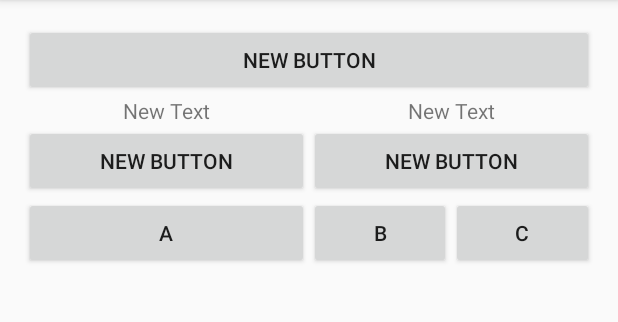
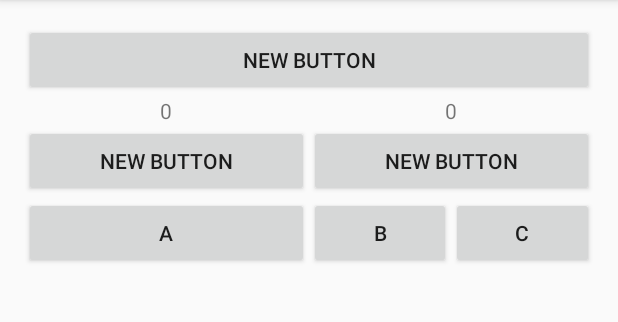
Before and after one commit to Matei94/PracticalTest01, an Android app: the screen it shows after launch (PracticalTest01MainActivity), on a phone screen of 412 x 824 dp, the part 84-406 px from its top. Run offline under Robolectric (Android 15) with nearby library versions, the phone set to English and light mode, and no system bars.

Commit message:
add save and restore state

```diff
--- a/PracticalTest01/app/src/main/java/practicaltest01/eim/systems/cs/pub/ro/practicaltest01/PracticalTest01MainActivity.java
+++ b/PracticalTest01/app/src/main/java/practicaltest01/eim/systems/cs/pub/ro/practicaltest01/PracticalTest01MainActivity.java
@@ -7,6 +7,7 @@ import android.os.Bundle;
 import android.util.Log;
 import android.view.View;
 import android.widget.Button;
+import android.widget.TextView;
 import android.widget.Toast;
 
 public class PracticalTest01MainActivity extends AppCompatActivity {
@@ -20,6 +21,14 @@ public class PracticalTest01MainActivity extends AppCompatActivity {
                     intent.putExtra("tochild", "magic");
                     startActivityForResult(intent, Constants.SECOND_ACTIVITY_REQUEST_CODE);
                     break;
+                case R.id.button2:
+                    int leftValue = Integer.parseInt(textView.getText().toString());
+                    textView.setText(String.valueOf(leftValue + 1));
+                    break;
+                case R.id.button3:
+                    int rightValue = Integer.parseInt(textView2.getText().toString());
+                    textView2.setText(String.valueOf(rightValue + 1));
+                    break;
                 default:
                     Log.d("MATEI", "Invalid view id: " + v.getId());
             }
@@ -28,12 +37,41 @@ public class PracticalTest01MainActivity extends AppCompatActivity {
 
     private ButtonClickListener buttonClickListener = new ButtonClickListener();
 
+    private Button button = null;
+    private Button button2 = null;
+    private Button button3 = null;
+    private TextView textView = null;
+    private TextView textView2 = null;
+
     @Override
     protected void onCreate(Bundle savedInstanceState) {
         super.onCreate(savedInstanceState);
         setContentView(R.layout.activity_practical_test01_main);
 
-        ((Button) findViewById(R.id.button)).setOnClickListener(buttonClickListener);
+        button  = (Button) findViewById(R.id.button);
+        button2 = (Button) findViewById(R.id.button2);
+        button3 = (Button) findViewById(R.id.button3);
+
+        textView = (TextView) findViewById(R.id.textView);
+        textView2 = (TextView) findViewById(R.id.textView2);
+
+        button.setOnClickListener(buttonClickListener);
+        button2.setOnClickListener(buttonClickListener);
+        button3.setOnClickListener(buttonClickListener);
+
+        if (savedInstanceState != null) {
+            if (savedInstanceState.containsKey("leftCount")) {
+                textView.setText(savedInstanceState.getString("leftCount"));
+            } else {
+                textView.setText("0");
+            }
+
+            if (savedInstanceState.containsKey("rightCount")) {
+                textView2.setText(savedInstanceState.getString("rightCount"));
+            } else {
+                textView2.setText("0");
+            }
+        }
 
         Log.d("MATEI", "onCreate");
     }
@@ -77,12 +115,29 @@ public class PracticalTest01MainActivity extends AppCompatActivity {
     protected void onSaveInstanceState(Bundle outState) {
         super.onSaveInstanceState(outState);
 
+        outState.putString("leftCount", textView.getText().toString());
+        outState.putString("rightCount", textView2.getText().toString());
+
         Log.d("MATEI", "onSaveInstanceState");
     }
 
     @Override
     protected void onRestoreInstanceState(Bundle savedInstanceState) {
         super.onRestoreInstanceState(savedInstanceState);
+
+        if (savedInstanceState != null) {
+            if (savedInstanceState.containsKey("leftCount")) {
+                textView.setText(savedInstanceState.getString("leftCount"));
+            } else {
+                textView.setText("0");
+            }
+
+            if (savedInstanceState.containsKey("rightCount")) {
+                textView2.setText(savedInstanceState.getString("rightCount"));
+            } else {
+                textView2.setText("0");
+            }
+        }
 
         Log.d("MATEI", "onRestoreInstanceState");
     }
--- a/PracticalTest01/app/src/main/res/layout-land/activity_practical_test01_main.xml
+++ b/PracticalTest01/app/src/main/res/layout-land/activity_practical_test01_main.xml
@@ -35,7 +35,7 @@
         android:layout_width="wrap_content"
         android:layout_height="wrap_content"
         android:text="New Text"
-        android:id="@+id/textView2"
+        android:id="@+id/textView"
         android:layout_below="@+id/button"
         android:layout_alignParentLeft="true"
         android:gravity="center"
@@ -46,7 +46,7 @@
         android:layout_width="wrap_content"
         android:layout_height="wrap_content"
         android:text="New Text"
-        android:id="@+id/textView3"
+        android:id="@+id/textView2"
         android:layout_below="@+id/button"
         android:layout_alignParentRight="true"
         android:gravity="center"
@@ -59,7 +59,7 @@
         android:layout_height="wrap_content"
         android:text="New Button"
         android:id="@+id/button2"
-        android:layout_below="@+id/textView2"
+        android:layout_below="@+id/textView"
         android:layout_alignParentLeft="true"
         android:layout_alignRight="@+id/fakeView"
         android:layout_alignEnd="@+id/fakeView" />
@@ -70,7 +70,7 @@
         android:text="New Button"
         android:id="@+id/button3"
         android:layout_alignParentRight="true"
-        android:layout_below="@+id/textView2"
+        android:layout_below="@+id/textView"
         android:layout_alignLeft="@+id/fakeView"
         android:layout_alignStart="@+id/fakeView" />
 
--- a/PracticalTest01/app/src/main/res/layout/activity_practical_test01_main.xml
+++ b/PracticalTest01/app/src/main/res/layout/activity_practical_test01_main.xml
@@ -34,8 +34,8 @@
     <TextView
         android:layout_width="wrap_content"
         android:layout_height="wrap_content"
-        android:text="New Text"
-        android:id="@+id/textView2"
+        android:text="0"
+        android:id="@+id/textView"
         android:layout_below="@+id/button"
         android:layout_alignParentLeft="true"
         android:gravity="center"
@@ -45,8 +45,8 @@
     <TextView
         android:layout_width="wrap_content"
         android:layout_height="wrap_content"
-        android:text="New Text"
-        android:id="@+id/textView3"
+        android:text="0"
+        android:id="@+id/textView2"
         android:layout_below="@+id/button"
         android:layout_alignParentRight="true"
         android:gravity="center"
@@ -59,7 +59,7 @@
         android:layout_height="wrap_content"
         android:text="New Button"
         android:id="@+id/button2"
-        android:layout_below="@+id/textView2"
+        android:layout_below="@+id/textView"
         android:layout_alignParentLeft="true"
         android:layout_alignRight="@+id/fakeView"
         android:layout_alignEnd="@+id/fakeView" />
```
